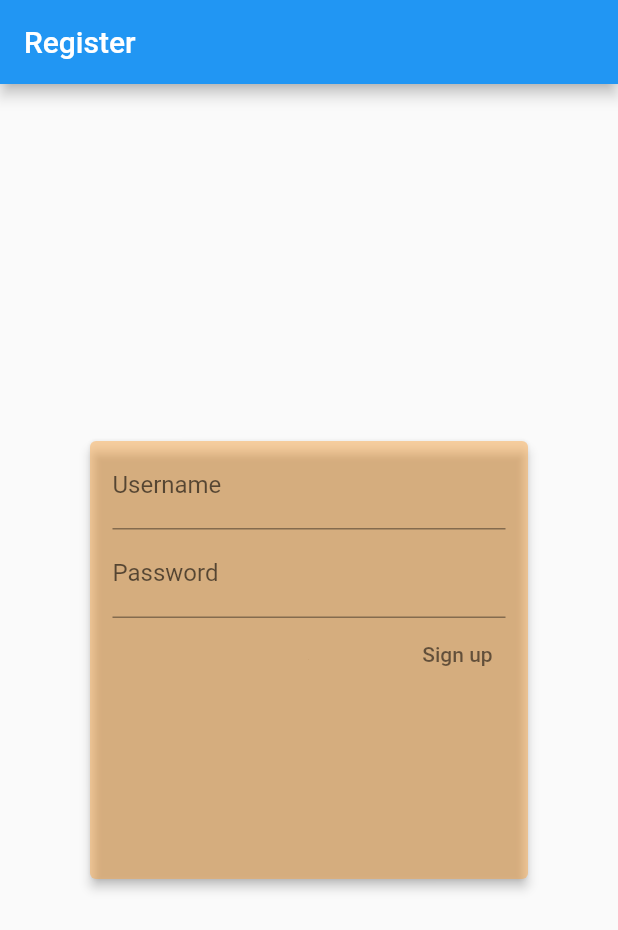
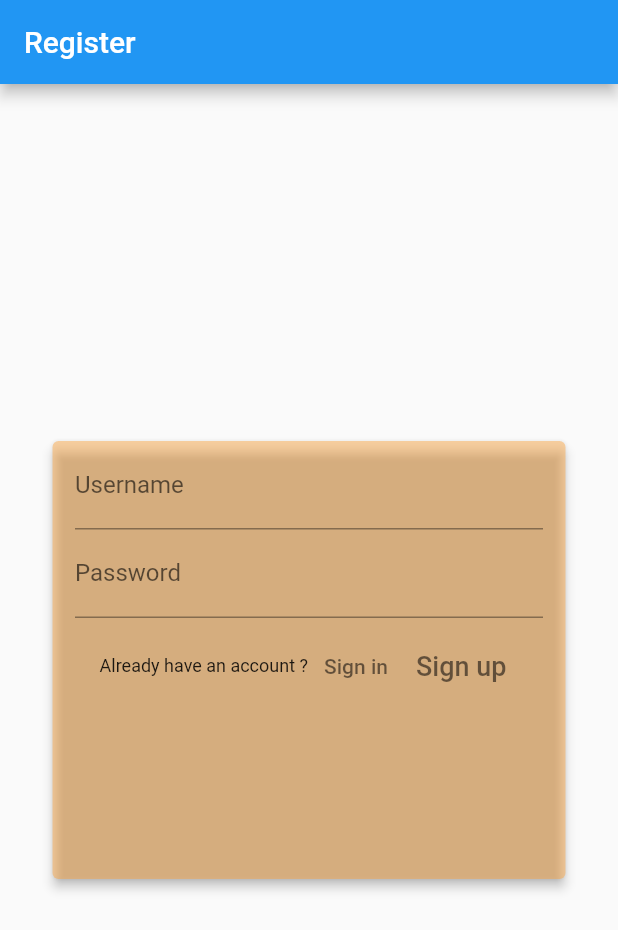
Before and after one commit to hassan-prog/frontend-tasks, a Flutter app: the screen it shows after launch, on a phone screen of 412 x 824 dp. Shown: the top 930 px of the screen. Run offline on Flutter 3.47's test engine with Material 2 defaults, Android fonts, the phone set to English and light mode, and no system bars.

```diff
--- a/lib/main.dart
+++ b/lib/main.dart
@@ -1,6 +1,8 @@
 import 'package:flutter/material.dart';
-import './widgets/register.dart';
-import 'models/users.dart';
+
+import './screens/login_screen.dart';
+import './screens/register_screen.dart';
+import './models/users.dart';
 
 void main() {
   runApp(const MyApp());
@@ -15,12 +17,39 @@ class MyApp extends StatelessWidget {
     return MaterialApp(
       title: 'Home',
       theme: ThemeData(
-        colorScheme:
-            ColorScheme.fromSwatch(primarySwatch: Colors.blue).copyWith(
-          secondary: const Color(0x00ffcc9c),
+        primaryColor: Colors.pink,
+        colorScheme: ColorScheme.fromSwatch().copyWith(
+          secondary: Colors.amber,
         ),
+        canvasColor: const Color.fromRGBO(255, 254, 229, 1),
+        fontFamily: 'Raleway',
+        textTheme: ThemeData.light().textTheme.copyWith(
+              // bodyText1: TextStyle(
+              //   color: Color.fromRGBO(20, 51, 51, 1),
+              // ),
+              // bodyText2: TextStyle(
+              //   color: Color.fromRGBO(20, 51, 51, 1),
+              // ),
+              bodySmall: const TextStyle(
+                color: Color.fromRGBO(20, 51, 51, 1),
+              ),
+              bodyMedium: const TextStyle(
+                color: Color.fromRGBO(20, 51, 51, 1),
+              ),
+              titleSmall: const TextStyle(
+                fontFamily: 'RobotoCondensed',
+                fontSize: 20,
+                fontWeight: FontWeight.bold,
+              ),
+            ),
       ),
-      home: const MyHomePage(),
+
+      // home: MyHomePage(),
+      routes: {
+        '/': (ctx) => const MyHomePage(),
+        // RegisterScreen.routeName: (ctx) => RegisterScreen(),
+        LoginScreen.routeName: (ctx) => LoginScreen(),
+      },
     );
   }
 }
@@ -35,7 +64,7 @@ class MyHomePage extends StatefulWidget {
 class _MyHomePageState extends State<MyHomePage> {
   final List<Users> users = [];
 
-  void _addNewUser(String username, String password) {
+  void addNewUser(String username, String password) {
     // ignore: unused_local_variable
     final newUser = Users(username, password);
     setState(() {
@@ -45,6 +74,6 @@ class _MyHomePageState extends State<MyHomePage> {
 
   @override
   Widget build(BuildContext context) {
-    return Register(_addNewUser);
+    return RegisterScreen(addNewUser);
   }
 }
--- /dev/null
+++ b/lib/screens/register_screen.dart
@@ -0,0 +1,108 @@
+import 'package:flutter/material.dart';
+
+import 'login_screen.dart';
+
+class RegisterScreen extends StatelessWidget {
+  static const String routeName = '/register-screen';
+
+  final Function addUser;
+
+  final _usernameController = TextEditingController();
+  final _passwordController = TextEditingController();
+
+  RegisterScreen(this.addUser, {super.key});
+
+  void onRegister() {
+    if (_passwordController.text.isEmpty || _usernameController.text.isEmpty) {
+      return;
+    }
+    final enteredUsername = _usernameController.text;
+    final enteredPassword = _passwordController.text;
+
+    addUser(enteredUsername, enteredPassword);
+  }
+
+  void handleLogin(BuildContext ctx) {
+    Navigator.of(ctx).pushNamed(LoginScreen.routeName, arguments: {});
+  }
+
+  @override
+  Widget build(BuildContext context) {
+    // final routeArgs =
+    //     ModalRoute.of(context)?.settings.arguments as Function;
+
+    return MaterialApp(
+      home: Scaffold(
+        appBar: AppBar(
+          title: const Text(
+            'Register',
+          ),
+        ),
+        body: Center(
+          child: SizedBox(
+            height: 300,
+            width: 350,
+            child: Card(
+              color: const Color.fromARGB(115, 253, 163, 59),
+              elevation: 3,
+              child: Padding(
+                padding: const EdgeInsets.only(left: 15, right: 15),
+                child: Column(
+                  children: [
+                    TextField(
+                      decoration: const InputDecoration(labelText: 'Username'),
+                      controller: _usernameController,
+                      onSubmitted: (_) => onRegister(),
+                    ),
+                    TextField(
+                      decoration: const InputDecoration(labelText: 'Password'),
+                      controller: _passwordController,
+                      onSubmitted: (_) => onRegister(),
+                    ),
+                    Row(
+                      mainAxisAlignment: MainAxisAlignment.center,
+                      children: [
+                        Padding(
+                          padding: const EdgeInsets.only(top: 8),
+                          child: Row(
+                            children: [
+                              const Text(
+                                'Already have an account ?',
+                                style: TextStyle(
+                                  fontSize: 12,
+                                ),
+                              ),
+                              TextButton(
+                                onPressed: () => handleLogin(context),
+                                child: const Text(
+                                  'Sign in',
+                                  style: TextStyle(
+                                    color: Colors.black54,
+                                  ),
+                                ),
+                              ),
+                              TextButton(
+                                onPressed: onRegister,
+                                child: const Text(
+                                  'Sign up',
+                                  style: TextStyle(
+                                    color: Colors.black54,
+                                    fontSize: 18,
+                                  ),
+                                ),
+                              ),
+                            ],
+                          ),
+                        ),
+                      ],
+                    )
+                  ],
+                ),
+              ),
+            ),
+          ),
+        ),
+      ),
+    );
+  }
+}
--- a/lib/widgets/register.dart
+++ /dev/null
@@ -1,74 +0,0 @@
-import 'package:flutter/material.dart';
-
-class Register extends StatelessWidget {
-  final Function addUser;
-
-  final _usernameController = TextEditingController();
-  final _passwordController = TextEditingController();
-
-  Register(this.addUser, {super.key});
-
-  void onRegister() {
-    if (_passwordController.text.isEmpty || _usernameController.text.isEmpty) {
-      return;
-    }
-    final enteredUsername = _usernameController.text;
-    final enteredPassword = _passwordController.text;
-
-    addUser(enteredUsername, enteredPassword);
-  }
-
-  @override
-  Widget build(BuildContext context) {
-    return MaterialApp(
-      home: Scaffold(
-        appBar: AppBar(
-          title: const Text(
-            'Register',
-          ),
-        ),
-        body: Center(
-          child: SizedBox(
-            height: 300,
-            width: 300,
-            child: Card(
-              color: const Color.fromARGB(115, 253, 163, 59),
-              elevation: 3,
-              child: Padding(
-                padding: const EdgeInsets.only(left: 15, right: 15),
-                child: Column(
-                  children: [
-                    TextField(
-                      decoration: const InputDecoration(labelText: 'Username'),
-                      controller: _usernameController,
-                      onSubmitted: (_) => onRegister(),
-                    ),
-                    TextField(
-                      decoration: const InputDecoration(labelText: 'Password'),
-                      controller: _passwordController,
-                      onSubmitted: (_) => onRegister(),
-                    ),
-                    Row(
-                      mainAxisAlignment: MainAxisAlignment.end,
-                      children: [
-                        TextButton(
-                          onPressed: onRegister,
-                          child: const Text(
-                            'Sign up',
-                            style: TextStyle(
-                              color: Colors.black54,
-                            ),
-                          ),
-                        ),
-                      ],
-                    )
-                  ],
-                ),
-              ),
-            ),
-          ),
-        ),
-      ),
-    );
-  }
-}
```
Also changed, not shown: lib/screens/login_screen.dart (added, +97 -0 lines), pubspec.yaml (+13 -4 lines), assets/fonts/OpenSans-Bold.ttf (added), assets/fonts/OpenSans-Regular.ttf (added), assets/fonts/Quicksand-Bold.ttf (added), assets/fonts/Quicksand-Light.ttf (added), assets/fonts/Quicksand-Medium.ttf (added), assets/fonts/Quicksand-Regular.ttf (added), lib/widgets/login.dart (deleted).
